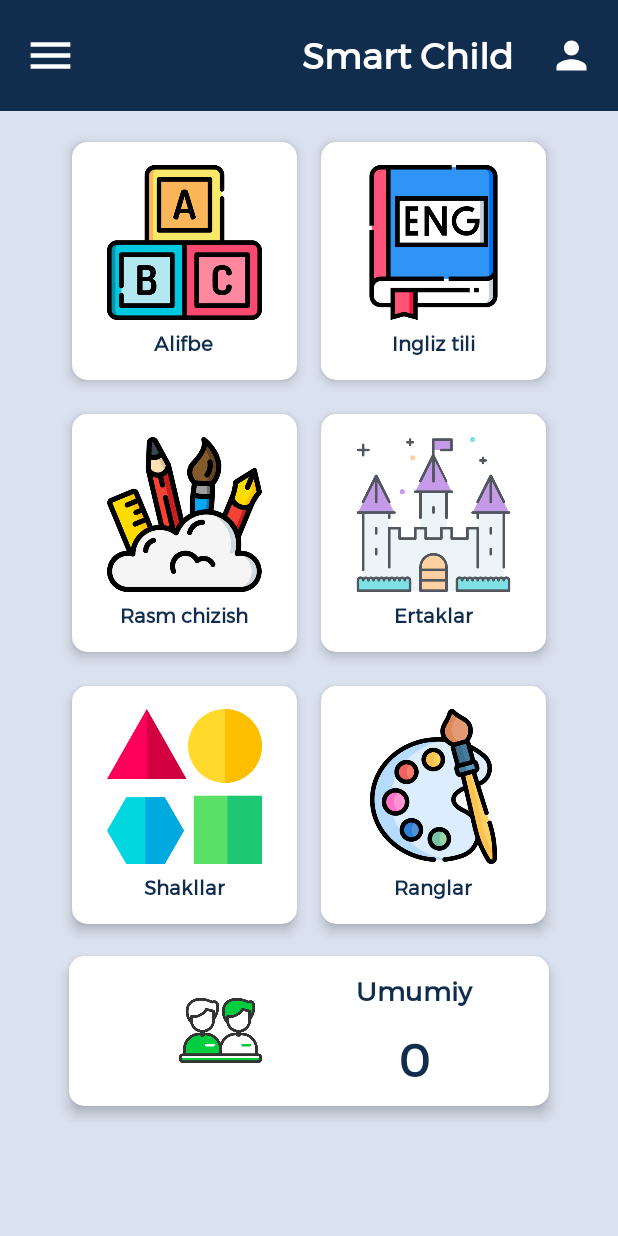
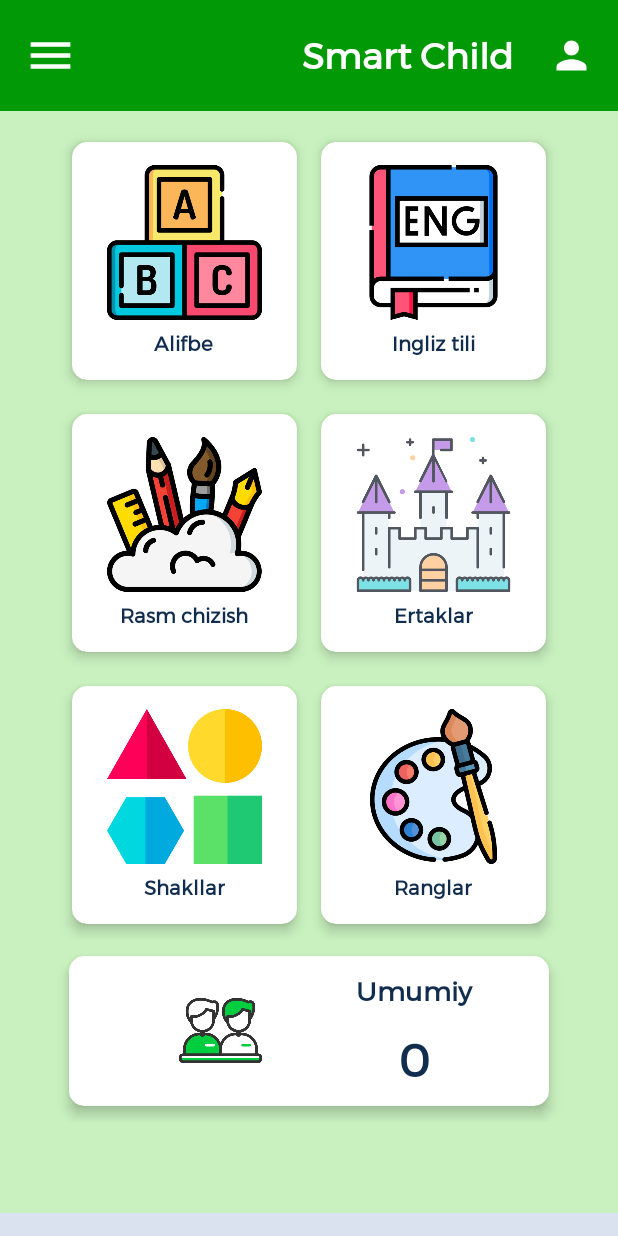
Before and after one commit to JasurbekRuzimov/SmartChild, an Android app: the MainActivity screen opened directly, with no data from a screen before it, on a phone screen of 412 x 824 dp. Run offline under Robolectric (Android 15) with nearby library versions, the phone set to English and light mode, and no system bars; our stand-ins replace Firebase (no records; nobody signed in at launch, a user with empty details on screens opened directly).

Commit message:
activity_main.xml is successfully changed.

```diff
--- a/app/src/main/res/layout/activity_main.xml
+++ b/app/src/main/res/layout/activity_main.xml
@@ -17,7 +17,7 @@
             android:id="@+id/constraintLayout"
             android:layout_width="match_parent"
             android:layout_height="74dp"
-            android:background="@color/primary"
+            android:background="@color/green1"
             android:orientation="vertical"
             app:layout_constraintEnd_toEndOf="parent"
             app:layout_constraintHorizontal_bias="1.0"
@@ -72,11 +72,12 @@
         </androidx.constraintlayout.widget.ConstraintLayout>
 
         <ScrollView
+            android:id="@+id/scrollView2"
             android:layout_width="match_parent"
             android:layout_height="match_parent"
             android:layout_marginTop="74dp"
             android:layout_marginBottom="15dp"
-            android:background="@color/gray"
+            android:background="#C9F1BF"
             app:layout_constraintBottom_toBottomOf="parent"
             app:layout_constraintEnd_toEndOf="parent"
             app:layout_constraintHorizontal_bias="1.0"
@@ -84,7 +85,6 @@
             app:layout_constraintTop_toTopOf="parent"
             app:layout_constraintVertical_bias="0.0"
             tools:ignore="ScrollViewCount">
-
 
 
             <LinearLayout
@@ -100,7 +100,6 @@
                     android:layout_width="match_parent"
                     android:layout_height="180dp"
                     android:layout_marginTop="10dp"
-                    android:background="@color/gray"
                     android:gravity="center"
                     android:orientation="horizontal"
                     app:layout_constraintEnd_toEndOf="parent"
@@ -198,7 +197,6 @@
                     android:layout_width="match_parent"
                     android:layout_height="180dp"
                     android:layout_marginTop="1dp"
-                    android:background="@color/gray"
                     android:gravity="center"
                     android:orientation="horizontal"
                     app:layout_constraintEnd_toEndOf="parent"
@@ -294,7 +292,6 @@
                     android:layout_width="match_parent"
                     android:layout_height="180dp"
                     android:layout_marginTop="1dp"
-                    android:background="@color/gray"
                     android:gravity="center"
                     android:orientation="horizontal"
                     app:layout_constraintEnd_toEndOf="parent"
@@ -480,7 +477,7 @@
         android:layout_width="wrap_content"
         android:layout_height="match_parent"
         android:layout_gravity="start"
-        android:background="@color/gray"
+        android:background="#B3EFB0"
         android:fitsSystemWindows="true"
         android:paddingTop="20dp"
         app:headerLayout="@layout/nav_header_main"
```
